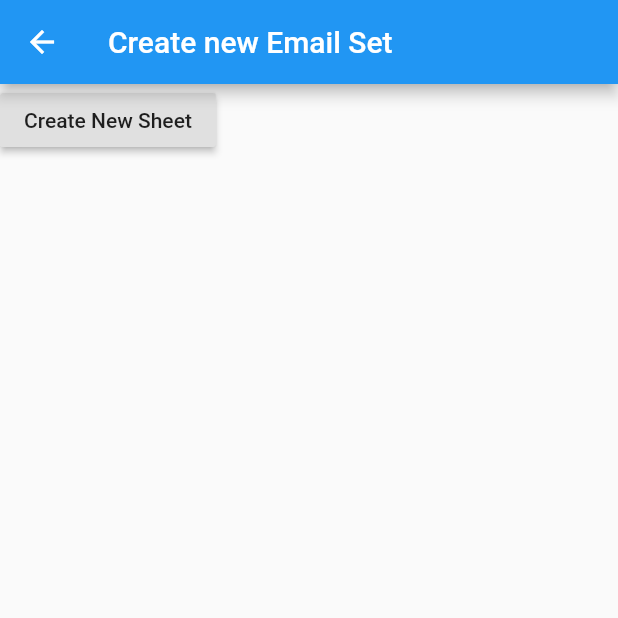
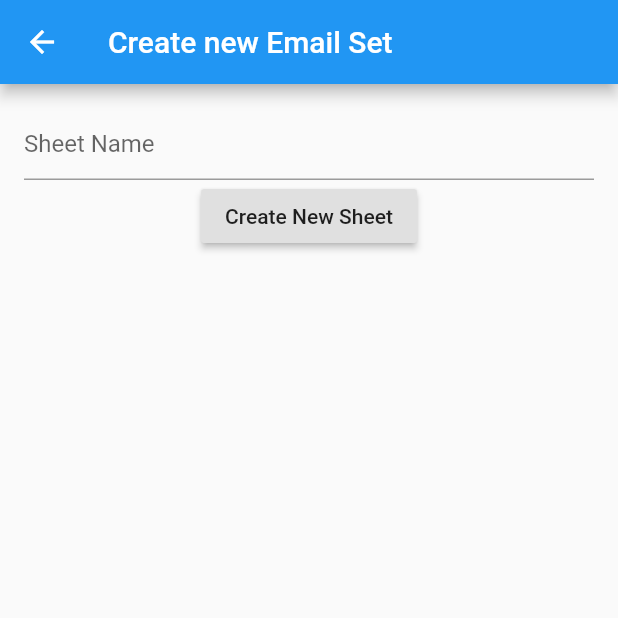
Before and after one commit to Adarsh0603/Bulk-Mailer, a Flutter app: the CreateSheet screen opened by its route, after a tap on "Create New Sheet", on a phone screen of 412 x 824 dp, the top half of it. Run offline on Flutter 3.47's test engine with Material 2 defaults, Android fonts, the phone set to English and light mode, and no system bars; our stand-ins replace cloud_firestore, firebase_auth, firebase_core, google_sign_in; accounts and stored records are empty.

Commit message:
Added auto spreadsheetId generation and sheet creation update.

```diff
--- /dev/null
+++ b/lib/constants.dart
@@ -0,0 +1,5 @@
+import 'package:flutter/material.dart';
+
+const kSheetNameInputDecoration = InputDecoration(
+  hintText: 'Sheet Name',
+);
--- a/lib/data/sheets.dart
+++ b/lib/data/sheets.dart
@@ -10,20 +10,19 @@ import 'package:url_launcher/url_launcher.dart';
 
 class Sheets with ChangeNotifier {
   GoogleSignInAccount _user;
-  FirebaseFirestore _fireStore = FirebaseFirestore.instance;
-
+  CollectionReference _users = FirebaseFirestore.instance.collection('users');
   List<UserSheet> _userSheets = [];
-
+  String _spreadsheetId = '';
   List<UserSheet> get userSheets => _userSheets;
 
   void update(GoogleSignInAccount user) async {
     _user = user;
+    if (_user != null) await createSpreadsheet();
     notifyListeners();
   }
 
   Future<bool> checkNewUserInFirebase() async {
-
-    var response = await _fireStore.collection('users').doc(_user.id).get();
+    var response = await _users.doc(_user.id).get();
     var userData = response.data();
     if (userData == null) {
       return false;
@@ -50,34 +49,42 @@ class Sheets with ChangeNotifier {
           ],
         }),
         headers: await _user.authHeaders);
-    print(jsonDecode(response.body));
-    _fireStore.collection('users').doc(_user.id).set({'isInit': true});
+    var sheetResponse = jsonDecode(response.body);
+    print('New Spreadsheet created with id: ${sheetResponse['spreadsheetId']}');
+    _users
+        .doc(_user.id)
+        .set({'isInit': true, 'spreadsheetId': sheetResponse['spreadsheetId']});
   }
 
-  Future<void> createSheet() async {
-    const url =
-        'https://sheets.googleapis.com/v4/spreadsheets/1jEGeCbNjCq5BeHAGLucmLErbhlbnA30A0TD8qNfJnrk:batchUpdate';
+  Future<void> createSheet(String title) async {
+    String url =
+        'https://sheets.googleapis.com/v4/spreadsheets/$_spreadsheetId:batchUpdate';
     var response = await http.post(url,
         body: jsonEncode({
           "requests": [
             {
               "addSheet": {
                 "properties": {
-                  "title": "mailSheet1",
-                  "gridProperties": {"rowCount": 500, "columnCount": 2},
+                  "title": title,
+                  "gridProperties": {
+                    "rowCount": 500
+//                    , "columnCount": 2
+                  },
                 },
               }
             }
           ]
         }),
         headers: await _user.authHeaders);
-    print(jsonDecode(response.body));
+    var newSheetMetaData = jsonDecode(response.body);
+    var sheetId =
+        newSheetMetaData['replies'][0]['addSheet']['properties']['sheetId'];
+    await openSheet(sheetId);
   }
 
-  Future<void> openSheet() async {
+  Future<void> openSheet(int sheetId) async {
     var url =
-        'https://docs.google.com/spreadsheets/d/1jEGeCbNjCq5BeHAGLucmLErbhlbnA30A0TD8qNfJnrk/edit#gid=193003849';
-
+        'https://docs.google.com/spreadsheets/d/$_spreadsheetId/edit#gid=$sheetId';
     if (await canLaunch(url)) {
       await launch(url);
     } else {
@@ -86,12 +93,13 @@ class Sheets with ChangeNotifier {
   }
 
   Future<void> addData() async {
+    await getSpreadsheetId();
     var url =
-        'https://sheets.googleapis.com/v4/spreadsheets/1jEGeCbNjCq5BeHAGLucmLErbhlbnA30A0TD8qNfJnrk/values/mailSheet1!A1:B1?valueInputOption=RAW';
+        'https://sheets.googleapis.com/v4/spreadsheets/$_spreadsheetId/values/Default!A1:B1?valueInputOption=RAW';
 
     var response = await http.put(url,
         body: jsonEncode({
-          "range": "mailSheet1!A1:B1",
+          "range": "Default!A1:B1",
           "majorDimension": "ROWS",
           "values": [
             ["Name", "Email"],
@@ -101,14 +109,14 @@ class Sheets with ChangeNotifier {
 
     print(response.body);
     url =
-        'https://sheets.googleapis.com/v4/spreadsheets/1jEGeCbNjCq5BeHAGLucmLErbhlbnA30A0TD8qNfJnrk:batchUpdate';
+        'https://sheets.googleapis.com/v4/spreadsheets/$_spreadsheetId:batchUpdate';
     response = await http.post(url,
         body: jsonEncode({
           "requests": [
             {
               "updateSheetProperties": {
                 "properties": {
-                  "sheetId": 193003849,
+                  "sheetId": 0,
                   "gridProperties": {"frozenRowCount": 1}
                 },
                 "fields": "gridProperties.frozenRowCount"
@@ -121,14 +129,15 @@ class Sheets with ChangeNotifier {
 
   Future<void> getData() async {
     var url =
-        'https://sheets.googleapis.com/v4/spreadsheets/1jEGeCbNjCq5BeHAGLucmLErbhlbnA30A0TD8qNfJnrk/values/mailSheet1!B:B';
+        'https://sheets.googleapis.com/v4/spreadsheets/$_spreadsheetId/values/Default!B:B';
     var response = await http.get(url, headers: await _user.authHeaders);
     print(jsonDecode(response.body));
   }
 
   Future<void> getSheets() async {
-    const url =
-        'https://sheets.googleapis.com/v4/spreadsheets/1jEGeCbNjCq5BeHAGLucmLErbhlbnA30A0TD8qNfJnrk';
+    await getSpreadsheetId();
+    String url =
+        'https://sheets.googleapis.com/v4/spreadsheets/$_spreadsheetId';
     var response = await http.get(url, headers: await _user.authHeaders);
     var sheetsResponse = await jsonDecode(response.body)['sheets'] as List;
     print(sheetsResponse);
@@ -140,4 +149,10 @@ class Sheets with ChangeNotifier {
     _userSheets = sheetList;
     notifyListeners();
   }
+
+  Future<void> getSpreadsheetId() async {
+    final userDataResponse = await _users.doc(_user.id).get();
+    final userData = userDataResponse.data();
+    _spreadsheetId = userData['spreadsheetId'];
+  }
 }
--- a/lib/screens/create_sheet.dart
+++ b/lib/screens/create_sheet.dart
@@ -1,24 +1,49 @@
+import 'package:bulk_mailer/constants.dart';
 import 'package:bulk_mailer/data/sheets.dart';
 import 'package:flutter/material.dart';
 import 'package:provider/provider.dart';
 
-class CreateSheet extends StatelessWidget {
+class CreateSheet extends StatefulWidget {
   static const routeName = '/create-sheet';
+
+  @override
+  _CreateSheetState createState() => _CreateSheetState();
+}
+
+class _CreateSheetState extends State<CreateSheet> {
+  String sheetName = 'newSheet';
+
+  void createNewSheet() async {
+    final sheets = Provider.of<Sheets>(context, listen: false);
+
+    await sheets.createSheet(sheetName);
+    Navigator.pop(context);
+  }
+
   @override
   Widget build(BuildContext context) {
-    final sheets = Provider.of<Sheets>(context, listen: false);
-
     return Scaffold(
       appBar: AppBar(
         title: Text('Create new Email Set'),
       ),
-      body: Column(
-        children: [
-          RaisedButton(
-            child: Text('Create New Sheet'),
-            onPressed: sheets.createSheet,
-          ),
-        ],
+      body: Padding(
+        padding: const EdgeInsets.all(16.0),
+        child: Column(
+          children: [
+            TextField(
+              decoration: kSheetNameInputDecoration,
+              onChanged: (value) {
+                setState(() {
+                  sheetName = value;
+                });
+              },
+            ),
+            RaisedButton(
+              child: Text('Create New Sheet'),
+              onPressed: createNewSheet,
+            ),
+          ],
+        ),
       ),
     );
   }
--- /dev/null
+++ b/lib/widgets/sheet_item.dart
@@ -0,0 +1,22 @@
+import 'package:bulk_mailer/data/sheets.dart';
+import 'package:bulk_mailer/models/usersheet.dart';
+import 'package:flutter/material.dart';
+import 'package:provider/provider.dart';
+
+class SheetItem extends StatelessWidget {
+  final UserSheet sheet;
+
+  SheetItem(this.sheet);
+
+  @override
+  Widget build(BuildContext context) {
+    return ListTile(
+      onTap: () async {
+        await Provider.of<Sheets>(context, listen: false)
+            .openSheet(sheet.sheetId);
+      },
+      leading: Icon(Icons.description),
+      title: Text(sheet.sheetName),
+    );
+  }
+}
```
Also changed, not shown: lib/screens/home_screen.dart (+5 -3 lines), lib/widgets/nav_drawer.dart (+15 -15 lines).
